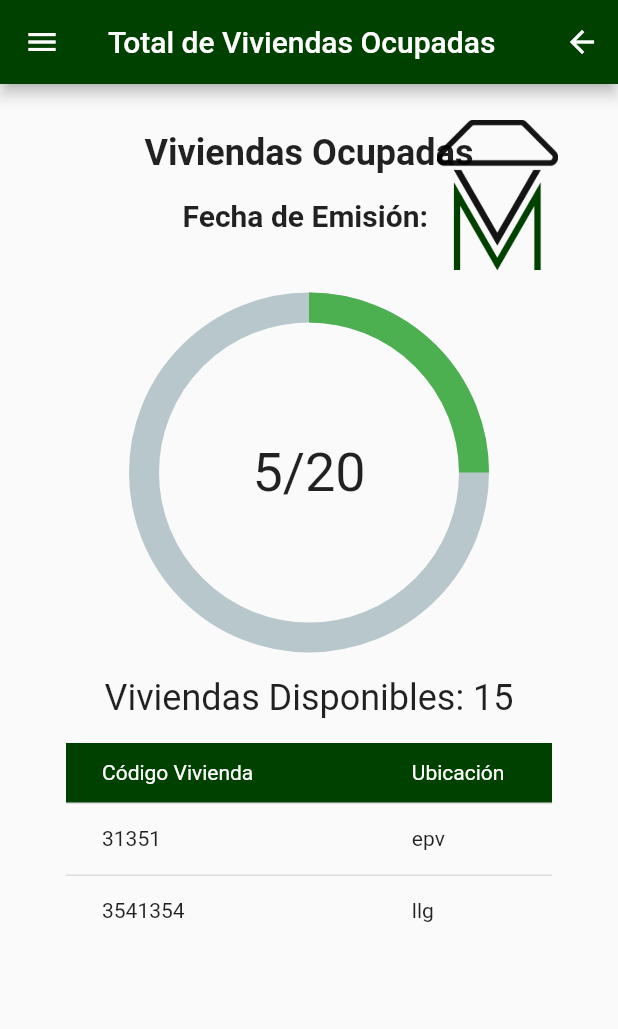
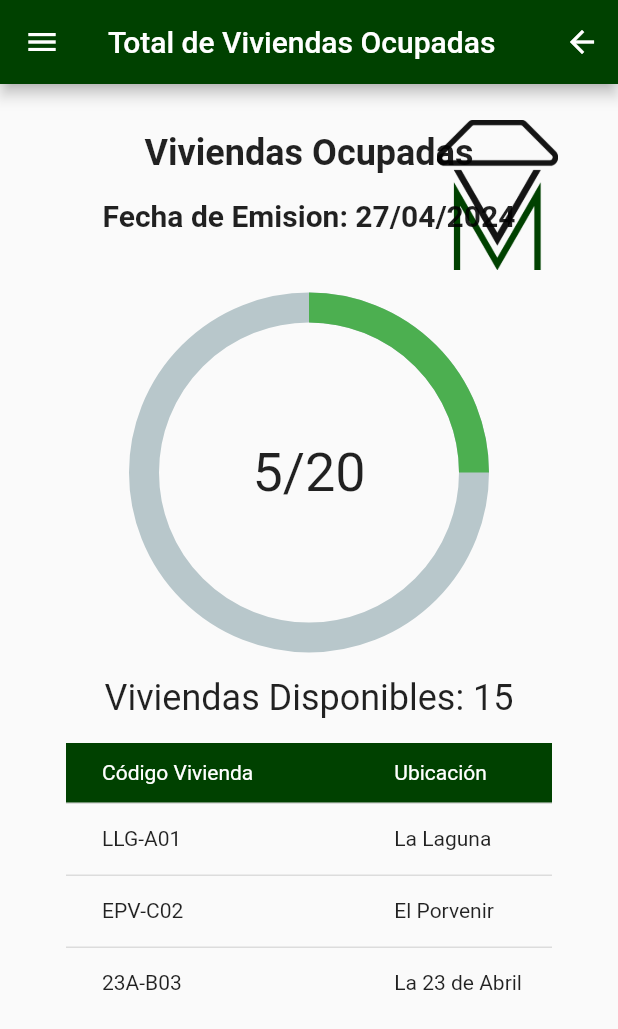
Before and after one commit to JasdanVM/viviendas-modicas-sistema, a Flutter app: the OccupiedHousingScreen screen opened by its route, on a phone screen of 412 x 824 dp. Shown: the top 1029 px of the screen. Run offline on Flutter 3.47's test engine with Material 3 defaults, Android fonts, the phone set to English and light mode, and no system bars; drawn by our look-alikes of percent_indicator.

Commit message:
Retoques Pantalla TdVo

```diff
--- a/lib/src/screens/report_occupied_total.dart
+++ b/lib/src/screens/report_occupied_total.dart
@@ -43,7 +43,7 @@ class OccupiedHousingScreen extends StatelessWidget {
                   const SizedBox(height: 16),
                   Center(
                     child: Text(
-                      'Fecha de Emisión: ',
+                      'Fecha de Emision: ${DateFormat('dd/MM/yyyy').format(DateTime.now())}',
                       style: TextStyle(fontSize: 20, fontWeight: FontWeight.bold),
                     ),
                   ),
@@ -63,8 +63,14 @@ class OccupiedHousingScreen extends StatelessWidget {
 }
 
 class OccupiedHousingDTScreen extends StatelessWidget {
-  final int _totalHouses = 20; // Replace with your total houses variable
-  final int _occupiedHouses = 5; // Replace with your occupied houses variable
+  final int _totalPlaces = 20; // Replace with your total houses variable
+  final int _occupiedPlaces = 5; // Replace with your occupied houses variable
+  final List<Place> _places = [
+    Place(code: 'LLG-A01', location: 'La Laguna'),
+    Place(code: 'EPV-C02', location: 'El Porvenir'),
+    Place(code: '23A-B03', location: 'La 23 de Abril'),
+    // Add more houses to this list
+  ];
 
   @override
   Widget build(BuildContext context) {
@@ -80,13 +86,13 @@ class OccupiedHousingDTScreen extends StatelessWidget {
                 CircularPercentIndicator(
                   radius: 240.0,
                   lineWidth: 20.0,
-                  percent: _occupiedHouses / _totalHouses,
-                  center: Text('$_occupiedHouses/$_totalHouses', style: TextStyle(fontSize: 36)),
+                  percent: _occupiedPlaces / _totalPlaces,
+                  center: Text('$_occupiedPlaces/$_totalPlaces', style: TextStyle(fontSize: 36)),
                   progressColor: Colors.green,
                 ),
                 SizedBox(height: 16),
                 Text(
-                  'Viviendas Disponibles: ${_totalHouses-_occupiedHouses}',
+                  'Viviendas Disponibles: ${_totalPlaces-_occupiedPlaces}',
                   style: TextStyle(fontSize: 24),
                   textAlign: TextAlign.center,
                 ),
@@ -113,16 +119,12 @@ class OccupiedHousingDTScreen extends StatelessWidget {
                         DataColumn(label: Text('Código Vivienda')),
                         DataColumn(label: Text('Ubicación')),
                       ],
-                      rows: [
-                        DataRow(cells: [
-                          DataCell(Text('31351')),
-                          DataCell(Text('epv')),
-                        ]),
-                        DataRow(cells: [
-                          DataCell(Text('3541354')),
-                          DataCell(Text('llg')),
-                        ]),
-                      ],
+                      rows: _places.map((place) {
+                        return DataRow(cells: [
+                          DataCell(Text(place.code)),
+                          DataCell(Text(place.location)),
+                        ]);
+                      }).toList(),
                     ),
                   )
                 ),
@@ -134,3 +136,10 @@ class OccupiedHousingDTScreen extends StatelessWidget {
     );
   }
 }
+
+class Place {
+  final String code;
+  final String location;
+
+  Place({required this.code, required this.location});
+}
```
